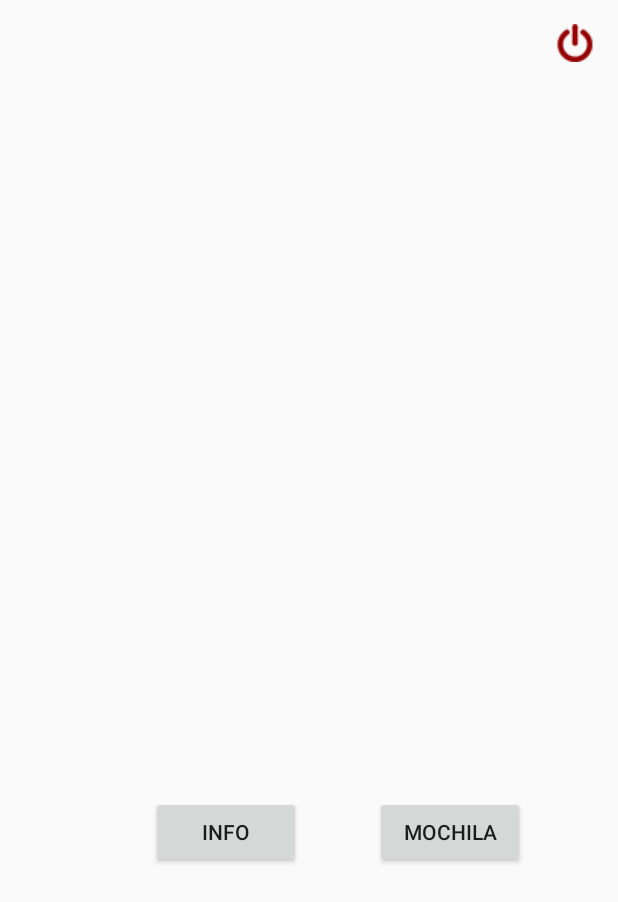
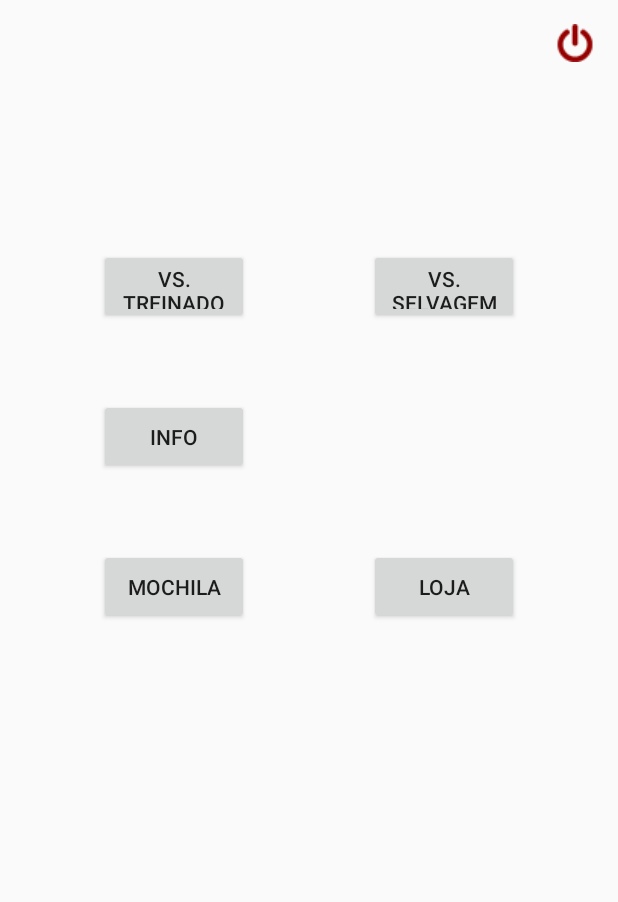
Before and after one commit to bc-nogueira/pokemobile, an Android app: the MenuPrincipalActivity screen opened directly, with no data from a screen before it, on a phone screen of 412 x 824 dp. Shown: the top 902 px of the screen. Run offline under Robolectric (Android 15) with nearby library versions, the phone set to English and light mode, and no system bars.

Commit message:
Alterando Menu Principal.

```diff
--- a/app/src/main/java/com/example/breno/pokemobile/MenuPrincipalActivity.java
+++ b/app/src/main/java/com/example/breno/pokemobile/MenuPrincipalActivity.java
@@ -25,7 +25,6 @@ public class MenuPrincipalActivity extends AppCompatActivity {
 
     @Override
     public void onBackPressed() {
-
     }
 
     public void logout(View v) {
--- a/app/src/main/res/layout/activity_menu_principal.xml
+++ b/app/src/main/res/layout/activity_menu_principal.xml
@@ -11,33 +11,6 @@
     android:paddingTop="@dimen/activity_vertical_margin"
     tools:context="com.example.breno.pokemobile.MenuPrincipalActivity"
     android:layout_centerHorizontal="true">
-
-    <Button
-        android:text="Mochila"
-        android:layout_width="wrap_content"
-        android:layout_height="wrap_content"
-        android:id="@+id/mochila"
-        android:layout_marginRight="46dp"
-        android:layout_marginEnd="46dp"
-        android:layout_alignBaseline="@+id/info"
-        android:layout_alignBottom="@+id/info"
-        android:layout_alignParentRight="true"
-        android:layout_alignParentEnd="true"
-        android:width="100dp" />
-
-    <Button
-        android:text="Info"
-        android:layout_width="wrap_content"
-        android:layout_height="wrap_content"
-        android:id="@+id/info"
-        android:layout_marginBottom="229dp"
-        android:width="100dp"
-        android:layout_alignParentBottom="true"
-        android:layout_toLeftOf="@+id/mochila"
-        android:layout_toStartOf="@+id/mochila"
-        android:layout_marginRight="49dp"
-        android:layout_marginEnd="49dp"
-        android:onClick="abrirInfo" />
 
     <TextView
         android:layout_width="wrap_content"
@@ -58,4 +31,65 @@
         android:id="@+id/botaoSair"
         android:onClick="logout" />
 
+    <Button
+        android:text="vs. Treinador"
+        android:layout_width="wrap_content"
+        android:layout_height="wrap_content"
+        android:layout_alignParentTop="true"
+        android:layout_alignParentLeft="true"
+        android:id="@+id/vsTreinador"
+        android:width="100dp"
+        android:height="50dp"
+        android:layout_marginTop="150dp"
+        android:layout_marginLeft="50dp" />
+
+    <Button
+        android:text="vs. Selvagem"
+        android:layout_width="wrap_content"
+        android:layout_height="wrap_content"
+        android:width="100dp"
+        android:height="50dp"
+        android:layout_alignParentTop="true"
+        android:layout_alignParentRight="true"
+        android:id="@+id/vsSelvagem"
+        android:layout_marginRight="50dp"
+        android:layout_marginTop="150dp" />
+
+    <Button
+        android:text="Info"
+        android:layout_width="wrap_content"
+        android:layout_height="wrap_content"
+        android:width="100dp"
+        android:height="50dp"
+        android:id="@+id/infoMenu"
+        android:layout_alignParentTop="true"
+        android:layout_alignParentLeft="true"
+        android:layout_marginTop="250dp"
+        android:layout_marginLeft="50dp"
+        android:onClick="abrirInfo" />
+
+    <Button
+        android:text="Mochila"
+        android:layout_width="wrap_content"
+        android:layout_height="wrap_content"
+        android:id="@+id/mochilaMenu"
+        android:width="100dp"
+        android:height="50dp"
+        android:layout_alignParentTop="true"
+        android:layout_alignParentLeft="true"
+        android:layout_marginLeft="50dp"
+        android:layout_marginTop="350dp" />
+
+    <Button
+        android:text="Loja"
+        android:layout_width="wrap_content"
+        android:layout_height="wrap_content"
+        android:id="@+id/lojaMenu"
+        android:width="100dp"
+        android:height="50dp"
+        android:layout_alignParentTop="true"
+        android:layout_alignParentRight="true"
+        android:layout_marginRight="50dp"
+        android:layout_marginTop="350dp" />
+
 </RelativeLayout>
```
